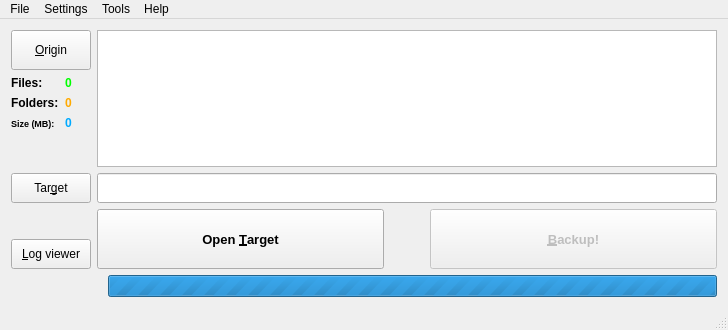
The window that bumain.ui (GTRONICK/QBack) describes before a commit, drawn with Qt 5.
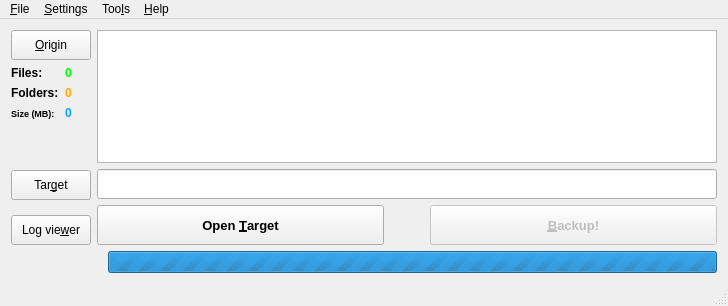
The same window after the commit. Icons and pictures are not drawn. Custom widgets are drawn as their Qt base class.

```diff
--- a/bumain.ui
+++ b/bumain.ui
@@ -7,7 +7,7 @@
     <x>0</x>
     <y>0</y>
     <width>728</width>
-    <height>330</height>
+    <height>306</height>
    </rect>
   </property>
   <property name="windowTitle">
@@ -37,7 +37,7 @@
           <property name="minimumSize">
            <size>
             <width>0</width>
-            <height>40</height>
+            <height>30</height>
            </size>
           </property>
           <property name="text">
@@ -197,7 +197,7 @@
           <property name="sizeHint" stdset="0">
            <size>
             <width>20</width>
-            <height>30</height>
+            <height>9</height>
            </size>
           </property>
          </spacer>
@@ -217,7 +217,7 @@
            </size>
           </property>
           <property name="text">
-           <string>&amp;Log viewer</string>
+           <string>Log vie&amp;wer</string>
           </property>
           <property name="icon">
            <iconset resource="img/icons.qrc">
@@ -277,7 +277,7 @@
             <property name="minimumSize">
              <size>
               <width>200</width>
-              <height>60</height>
+              <height>40</height>
              </size>
             </property>
             <property name="maximumSize">
@@ -344,7 +344,7 @@
             <property name="minimumSize">
              <size>
               <width>200</width>
-              <height>60</height>
+              <height>40</height>
              </size>
             </property>
             <property name="maximumSize">
@@ -428,7 +428,7 @@
    </property>
    <widget class="QMenu" name="menuFile">
     <property name="title">
-     <string>File</string>
+     <string>&amp;File</string>
     </property>
     <addaction name="actionOpen_session"/>
     <addaction name="actionSave_session"/>
@@ -437,7 +437,7 @@
    </widget>
    <widget class="QMenu" name="menuSettings">
     <property name="title">
-     <string>Settings</string>
+     <string>&amp;Settings</string>
     </property>
     <addaction name="actionLoad_theme"/>
     <addaction name="actionDefault_theme"/>
@@ -446,13 +446,13 @@
    </widget>
    <widget class="QMenu" name="menuHelp">
     <property name="title">
-     <string>Help</string>
+     <string>&amp;Help</string>
     </property>
     <addaction name="actionAbout"/>
    </widget>
    <widget class="QMenu" name="menuToold">
     <property name="title">
-     <string>Tools</string>
+     <string>Too&amp;ls</string>
     </property>
     <addaction name="actionFind_in_sources"/>
     <addaction name="actionInsert_Target_path"/>
```
Left out of the diff: 22 changed lines with no effect on the pictures.
